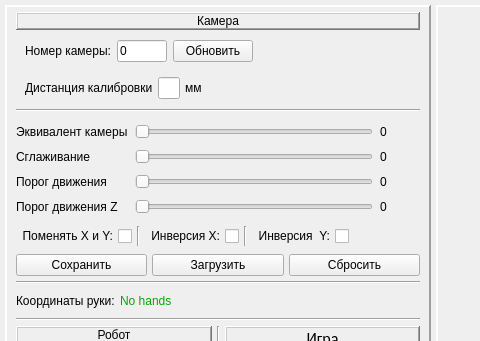
Above: py/HapHapch/Qt/MainWindow/PyQtWindow.ui from KirillHit/HandTracker before the change; both pictures show x 0 to 480 and y 0 to 341 of the 1200 by 645 pixel window. Below: the same form after it.
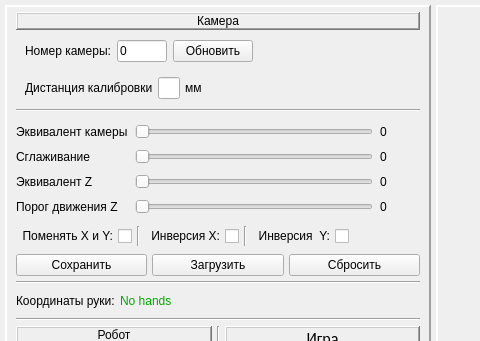
That is the form after the change.

What changed in the file:
```diff
--- a/py/HapHapch/Qt/MainWindow/PyQtWindow.ui
+++ b/py/HapHapch/Qt/MainWindow/PyQtWindow.ui
@@ -444,7 +444,7 @@
            <item row="2" column="0">
             <widget class="QLabel" name="label_7">
              <property name="text">
-              <string>Порог движения</string>
+              <string>Эквивалент Z</string>
              </property>
             </widget>
            </item>
```
